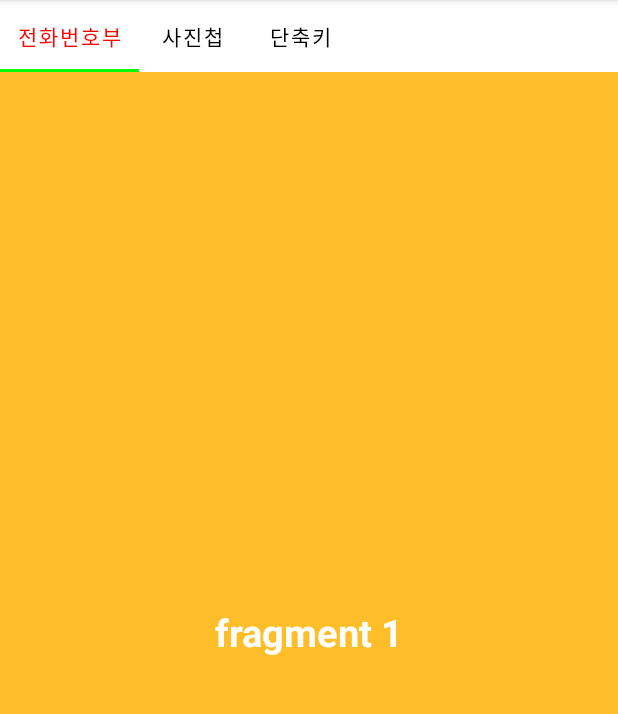
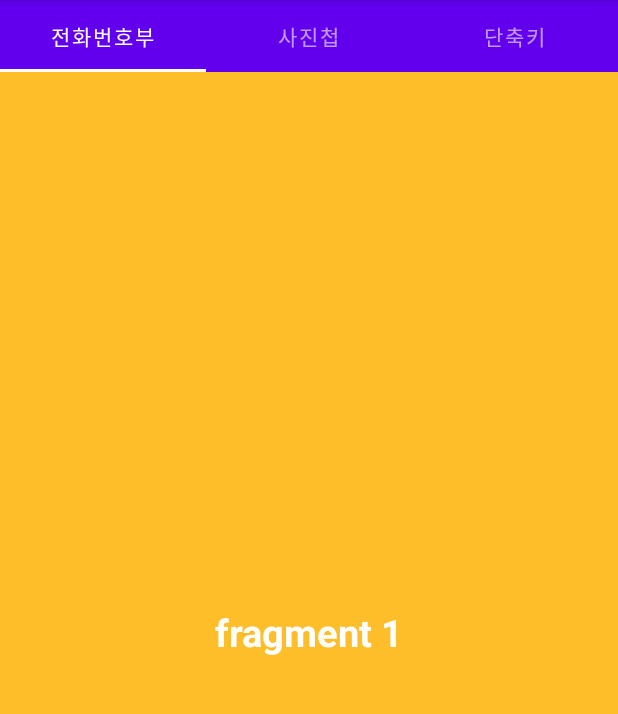
Before and after one commit to jsjclink/madcamp1w, an Android app: the screen it shows after launch (MainActivity), on a phone screen of 412 x 824 dp, the part 84-798 px from its top. Run offline under Robolectric (Android 15) with nearby library versions, the phone set to English and light mode, and no system bars.

Commit message:
Tab Complete (Style Revised)

```diff
--- a/app/src/main/java/com/example/test2/MainActivity.java
+++ b/app/src/main/java/com/example/test2/MainActivity.java
@@ -21,10 +21,10 @@ public class MainActivity extends AppCompatActivity {
     protected void onCreate(Bundle savedInstanceState) {
         super.onCreate(savedInstanceState);
         setContentView(R.layout.activity_main);
-        viewPager = findViewById(R.id.pager_content);
+        viewPager = findViewById(R.id.mypager);
         pagerAdapter = new MyPagerAdapter(this);
         viewPager.setAdapter(pagerAdapter);
-        TabLayout tabLayout =(TabLayout) findViewById(R.id.layout_tab);
+        TabLayout tabLayout =(TabLayout) findViewById(R.id.tab_layout);
         new TabLayoutMediator(tabLayout, viewPager,(tab, position) -> tab.setText(titles[position])).attach();
     }
 
--- a/app/src/main/res/layout/activity_main.xml
+++ b/app/src/main/res/layout/activity_main.xml
@@ -9,17 +9,15 @@
     tools:context=".MainActivity">
 
     <com.google.android.material.tabs.TabLayout
-        android:id="@+id/layout_tab"
-        android:layout_width="wrap_content"
-        android:layout_height="wrap_content"
-        app:tabGravity="center"
-        app:tabMode="scrollable"
-        app:tabTextColor="#000000"
-        app:tabSelectedTextColor="#FF0000"
-        app:tabIndicatorColor="#00FF00" />
+        android:id="@+id/tab_layout"
+        style="@style/Widget.MaterialComponents.TabLayout.Colored"
+        android:layout_width="match_parent"
+        android:layout_height="wrap_content" />
 
     <androidx.viewpager2.widget.ViewPager2
-        android:id="@+id/pager_content"
+        android:id="@+id/mypager"
         android:layout_width="match_parent"
-        android:layout_height="match_parent" />
-</LinearLayout >
+        android:layout_height="0dp"
+        android:layout_weight="1" />
+
+</LinearLayout>
```
